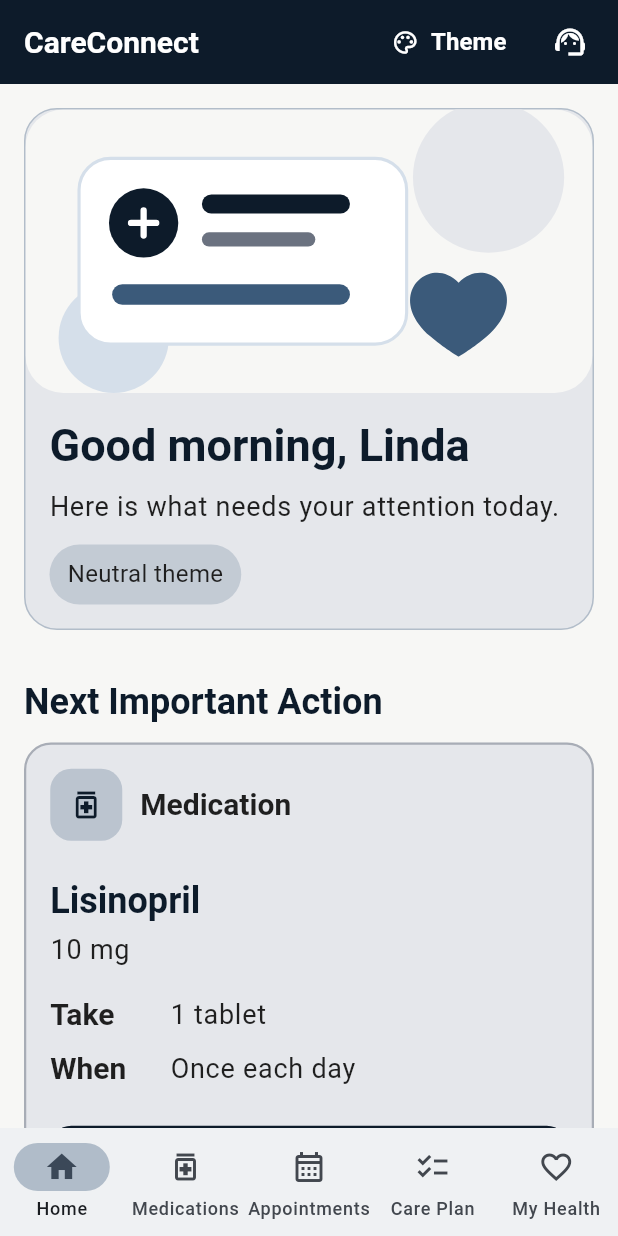
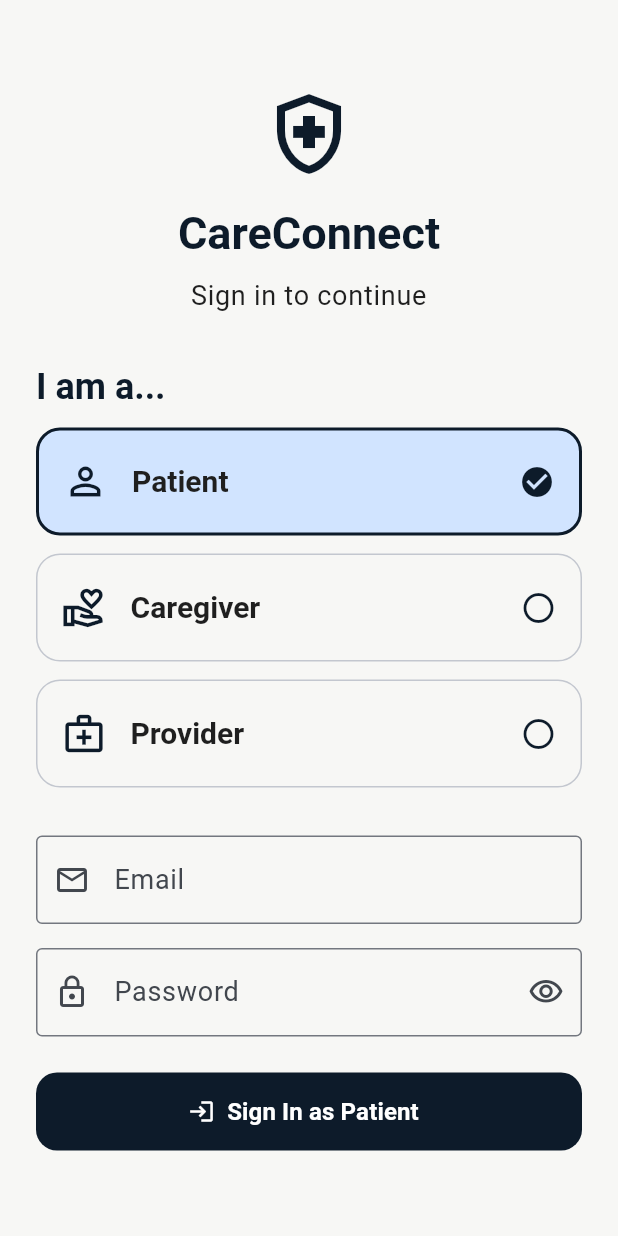
Before and after one commit to brooksjevon/careconnect-swen661-team4, a Flutter app: the screen it shows after launch, on a phone screen of 412 x 824 dp. Run offline on Flutter 3.47's test engine with Material 3 defaults, Android fonts, the phone set to English and light mode, and no system bars; our stand-ins replace flutter_svg.

Commit message:
Sync CareConnect mobile steps 11-25

```diff
--- /dev/null
+++ b/mobile/careconnect_flutter/lib/app/auth/role_scope.dart
@@ -0,0 +1,32 @@
+import 'package:flutter/material.dart';
+
+import '../../features/auth/screens/sign_in_screen.dart';
+
+class RoleScope extends InheritedWidget {
+  final CareConnectRole role;
+  final VoidCallback onSignOut;
+
+  const RoleScope({
+    super.key,
+    required this.role,
+    required this.onSignOut,
+    required super.child,
+  });
+
+  static RoleScope of(BuildContext context) {
+    final scope = maybeOf(context);
+
+    assert(scope != null, 'RoleScope was not found in the widget tree.');
+
+    return scope!;
+  }
+
+  static RoleScope? maybeOf(BuildContext context) {
+    return context.dependOnInheritedWidgetOfExactType<RoleScope>();
+  }
+
+  @override
+  bool updateShouldNotify(RoleScope oldWidget) {
+    return role != oldWidget.role;
+  }
+}
--- /dev/null
+++ b/mobile/careconnect_flutter/lib/app/careconnect_root.dart
@@ -0,0 +1,51 @@
+import 'package:flutter/material.dart';
+
+import '../features/auth/screens/sign_in_screen.dart';
+import 'auth/role_scope.dart';
+import 'careconnect_app.dart';
+import 'theme/care_theme_option.dart';
+import 'theme/careconnect_theme.dart';
+
+class CareConnectRoot extends StatefulWidget {
+  const CareConnectRoot({super.key});
+
+  @override
+  State<CareConnectRoot> createState() => _CareConnectRootState();
+}
+
+class _CareConnectRootState extends State<CareConnectRoot> {
+  bool _signedIn = false;
+  CareConnectRole? _selectedRole;
+
+  void _handleSignIn(CareConnectRole role) {
+    setState(() {
+      _selectedRole = role;
+      _signedIn = true;
+    });
+  }
+
+  void _handleSignOut() {
+    setState(() {
+      _selectedRole = null;
+      _signedIn = false;
+    });
+  }
+
+  @override
+  Widget build(BuildContext context) {
+    if (_signedIn && _selectedRole != null) {
+      return RoleScope(
+        role: _selectedRole!,
+        onSignOut: _handleSignOut,
+        child: const CareConnectApp(),
+      );
+    }
+
+    return MaterialApp(
+      title: 'CareConnect',
+      debugShowCheckedModeBanner: false,
+      theme: CareConnectTheme.getTheme(CareThemeOption.neutral),
+      home: SignInScreen(onSignIn: _handleSignIn),
+    );
+  }
+}
--- /dev/null
+++ b/mobile/careconnect_flutter/lib/features/auth/screens/sign_in_screen.dart
@@ -0,0 +1,255 @@
+import 'package:flutter/material.dart';
+
+enum CareConnectRole { patient, caregiver, provider }
+
+extension CareConnectRoleLabel on CareConnectRole {
+  String get label {
+    switch (this) {
+      case CareConnectRole.patient:
+        return 'Patient';
+      case CareConnectRole.caregiver:
+        return 'Caregiver';
+      case CareConnectRole.provider:
+        return 'Provider';
+    }
+  }
+
+  IconData get icon {
+    switch (this) {
+      case CareConnectRole.patient:
+        return Icons.person_outline;
+      case CareConnectRole.caregiver:
+        return Icons.volunteer_activism_outlined;
+      case CareConnectRole.provider:
+        return Icons.medical_services_outlined;
+    }
+  }
+}
+
+class SignInScreen extends StatefulWidget {
+  final ValueChanged<CareConnectRole> onSignIn;
+
+  const SignInScreen({super.key, required this.onSignIn});
+
+  @override
+  State<SignInScreen> createState() => _SignInScreenState();
+}
+
+class _SignInScreenState extends State<SignInScreen> {
+  final _formKey = GlobalKey<FormState>();
+
+  final _emailController = TextEditingController();
+  final _passwordController = TextEditingController();
+
+  CareConnectRole _selectedRole = CareConnectRole.patient;
+
+  bool _hidePassword = true;
+
+  @override
+  void dispose() {
+    _emailController.dispose();
+    _passwordController.dispose();
+    super.dispose();
+  }
+
+  void _signIn() {
+    if (!_formKey.currentState!.validate()) {
+      return;
+    }
+
+    widget.onSignIn(_selectedRole);
+  }
+
+  @override
+  Widget build(BuildContext context) {
+    final theme = Theme.of(context);
+
+    return Scaffold(
+      body: SafeArea(
+        child: Center(
+          child: SingleChildScrollView(
+            padding: const EdgeInsets.all(24),
+            child: ConstrainedBox(
+              constraints: const BoxConstraints(maxWidth: 520),
+              child: Form(
+                key: _formKey,
+                child: Column(
+                  crossAxisAlignment: CrossAxisAlignment.stretch,
+                  children: [
+                    Icon(
+                      Icons.health_and_safety_outlined,
+                      size: 64,
+                      color: theme.colorScheme.primary,
+                    ),
+
+                    const SizedBox(height: 16),
+
+                    Text(
+                      'CareConnect',
+                      textAlign: TextAlign.center,
+                      style: theme.textTheme.headlineLarge,
+                    ),
+
+                    const SizedBox(height: 8),
+
+                    Text(
+                      'Sign in to continue',
+                      textAlign: TextAlign.center,
+                      style: theme.textTheme.bodyLarge,
+                    ),
+
+                    const SizedBox(height: 32),
+
+                    Text('I am a...', style: theme.textTheme.headlineMedium),
+
+                    const SizedBox(height: 12),
+
+                    ...CareConnectRole.values.map(
+                      (role) => Padding(
+                        padding: const EdgeInsets.only(bottom: 12),
+                        child: _RoleCard(
+                          role: role,
+                          selected: role == _selectedRole,
+                          onTap: () {
+                            setState(() {
+                              _selectedRole = role;
+                            });
+                          },
+                        ),
+                      ),
+                    ),
+
+                    const SizedBox(height: 20),
+
+                    TextFormField(
+                      controller: _emailController,
+                      keyboardType: TextInputType.emailAddress,
+                      decoration: const InputDecoration(
+                        labelText: 'Email',
+                        hintText: 'Enter your email',
+                        prefixIcon: Icon(Icons.email_outlined),
+                        border: OutlineInputBorder(),
+                      ),
+                      validator: (value) {
+                        if (value == null || value.trim().isEmpty) {
+                          return 'Enter your email.';
+                        }
+
+                        return null;
+                      },
+                    ),
+
+                    const SizedBox(height: 16),
+
+                    TextFormField(
+                      controller: _passwordController,
+                      obscureText: _hidePassword,
+                      decoration: InputDecoration(
+                        labelText: 'Password',
+                        hintText: 'Enter your password',
+                        prefixIcon: const Icon(Icons.lock_outline),
+                        suffixIcon: IconButton(
+                          tooltip: _hidePassword
+                              ? 'Show password'
+                              : 'Hide password',
+                          onPressed: () {
+                            setState(() {
+                              _hidePassword = !_hidePassword;
+                            });
+                          },
+                          icon: Icon(
+                            _hidePassword
+                                ? Icons.visibility_outlined
+                                : Icons.visibility_off_outlined,
+                          ),
+                        ),
+                        border: const OutlineInputBorder(),
+                      ),
+                      validator: (value) {
+                        if (value == null || value.isEmpty) {
+                          return 'Enter your password.';
+                        }
+
+                        return null;
+                      },
+                    ),
+
+                    const SizedBox(height: 24),
+
+                    SizedBox(
+                      height: 52,
+                      child: FilledButton.icon(
+                        onPressed: _signIn,
+                        icon: const Icon(Icons.login_outlined),
+                        label: Text('Sign In as ${_selectedRole.label}'),
+                      ),
+                    ),
+                  ],
+                ),
+              ),
+            ),
+          ),
+        ),
+      ),
+    );
+  }
+}
+
+class _RoleCard extends StatelessWidget {
+  final CareConnectRole role;
+  final bool selected;
+  final VoidCallback onTap;
+
+  const _RoleCard({
+    required this.role,
+    required this.selected,
+    required this.onTap,
+  });
+
+  @override
+  Widget build(BuildContext context) {
+    final theme = Theme.of(context);
+
+    return Semantics(
+      button: true,
+      selected: selected,
+      label: '${role.label} sign-in option',
+      child: InkWell(
+        onTap: onTap,
+        borderRadius: BorderRadius.circular(16),
+        child: Container(
+          constraints: const BoxConstraints(minHeight: 72),
+          padding: const EdgeInsets.all(16),
+          decoration: BoxDecoration(
+            borderRadius: BorderRadius.circular(16),
+            color: selected
+                ? theme.colorScheme.primaryContainer
+                : theme.colorScheme.surface,
+            border: Border.all(
+              color: selected
+                  ? theme.colorScheme.primary
+                  : theme.colorScheme.outlineVariant,
+              width: selected ? 2 : 1,
+            ),
+          ),
+          child: Row(
+            children: [
+              Icon(role.icon, size: 30, color: theme.colorScheme.primary),
+
+              const SizedBox(width: 16),
+
+              Expanded(
+                child: Text(role.label, style: theme.textTheme.titleLarge),
+              ),
+
+              Icon(
+                selected ? Icons.check_circle : Icons.circle_outlined,
+                color: theme.colorScheme.primary,
+              ),
+            ],
+          ),
+        ),
+      ),
+    );
+  }
+}
--- a/mobile/careconnect_flutter/lib/features/home/home_screen.dart
+++ b/mobile/careconnect_flutter/lib/features/home/home_screen.dart
@@ -1,10 +1,16 @@
 import 'package:flutter/material.dart';
+
+import '../../app/auth/role_scope.dart';
+import '../auth/screens/sign_in_screen.dart';
+import 'widgets/role_dashboard_header.dart';
+
 import 'package:flutter_svg/flutter_svg.dart';
 
 import '../../app/theme/app_spacing.dart';
 import '../../app/theme/care_theme_option.dart';
 import '../../app/theme/care_theme_tokens.dart';
 import '../../app/theme/theme_preview_asset.dart';
+import '../../app/theme/theme_photo_asset.dart';
 import '../reminders/schedule_screen.dart';
 
 class HomeScreen extends StatelessWidget {
@@ -114,9 +120,16 @@ class HomeScreen extends StatelessWidget {
         children: [
           AspectRatio(
             aspectRatio: 2,
-            child: SvgPicture.asset(
-              ThemePreviewAsset.forTheme(selectedTheme),
+            child: Image.asset(
+              ThemePhotoAsset.forTheme(selectedTheme),
+              width: double.infinity,
               fit: BoxFit.cover,
+              errorBuilder: (context, error, stackTrace) {
+                return SvgPicture.asset(
+                  ThemePreviewAsset.forTheme(selectedTheme),
+                  fit: BoxFit.cover,
+                );
+              },
             ),
           ),
 
@@ -125,33 +138,11 @@ class HomeScreen extends StatelessWidget {
             child: Column(
               crossAxisAlignment: CrossAxisAlignment.start,
               children: [
-                Text(
-                  'Good morning, Linda',
-                  style: Theme.of(context).textTheme.headlineLarge,
-                ),
-
-                const SizedBox(height: AppSpacing.sm),
-
-                Text(
-                  'Here is what needs your attention today.',
-                  style: Theme.of(context).textTheme.bodyLarge,
-                ),
-
-                const SizedBox(height: AppSpacing.md),
-
-                Container(
-                  padding: const EdgeInsets.symmetric(
-                    horizontal: AppSpacing.md,
-                    vertical: AppSpacing.sm,
-                  ),
-                  decoration: BoxDecoration(
-                    color: tokens.accent.withValues(alpha: 0.20),
-                    borderRadius: BorderRadius.circular(999),
-                  ),
-                  child: Text(
-                    '${_themeName(selectedTheme)} theme',
-                    style: Theme.of(context).textTheme.bodyMedium,
-                  ),
+                RoleDashboardHeader(
+                  role:
+                      RoleScope.maybeOf(context)?.role ??
+                      CareConnectRole.patient,
+                  onSwitchUser: RoleScope.maybeOf(context)?.onSignOut ?? () {},
                 ),
               ],
             ),
@@ -159,22 +150,6 @@ class HomeScreen extends StatelessWidget {
         ],
       ),
     );
-  }
-
-  String _themeName(CareThemeOption theme) {
-    switch (theme) {
-      case CareThemeOption.neutral:
-        return 'Neutral';
-
-      case CareThemeOption.blueGreen:
-        return 'Blue & Green';
-
-      case CareThemeOption.purplePink:
-        return 'Purple & Pink';
-
-      case CareThemeOption.kids:
-        return 'Kids';
-    }
   }
 
   Widget _sectionHeading(BuildContext context, String title) {
--- /dev/null
+++ b/mobile/careconnect_flutter/lib/features/home/widgets/role_dashboard_header.dart
@@ -0,0 +1,92 @@
+import 'package:flutter/material.dart';
+
+import '../../auth/screens/sign_in_screen.dart';
+
+class RoleDashboardHeader extends StatelessWidget {
+  final CareConnectRole role;
+  final VoidCallback onSwitchUser;
+
+  const RoleDashboardHeader({
+    super.key,
+    required this.role,
+    required this.onSwitchUser,
+  });
+
+  String get title {
+    switch (role) {
+      case CareConnectRole.patient:
+        return 'Good morning, Linda';
+      case CareConnectRole.caregiver:
+        return 'Caregiver Dashboard';
+      case CareConnectRole.provider:
+        return 'Provider Dashboard';
+    }
+  }
+
+  String get subtitle {
+    switch (role) {
+      case CareConnectRole.patient:
+        return 'Here is what needs your attention today.';
+      case CareConnectRole.caregiver:
+        return "Review Linda's care activity and upcoming needs.";
+      case CareConnectRole.provider:
+        return "Review Linda's medications, appointments, and care plan.";
+    }
+  }
+
+  String get roleLabel {
+    switch (role) {
+      case CareConnectRole.patient:
+        return 'Patient';
+      case CareConnectRole.caregiver:
+        return 'Caregiver';
+      case CareConnectRole.provider:
+        return 'Provider';
+    }
+  }
+
+  IconData get roleIcon {
+    switch (role) {
+      case CareConnectRole.patient:
+        return Icons.person_outline;
+      case CareConnectRole.caregiver:
+        return Icons.volunteer_activism_outlined;
+      case CareConnectRole.provider:
+        return Icons.medical_services_outlined;
+    }
+  }
+
+  @override
+  Widget build(BuildContext context) {
+    final theme = Theme.of(context);
+
+    return Column(
+      crossAxisAlignment: CrossAxisAlignment.start,
+      children: [
+        Row(
+          children: [
+            Icon(roleIcon, color: theme.colorScheme.primary),
+            const SizedBox(width: 8),
+            Text(roleLabel, style: theme.textTheme.labelLarge),
+          ],
+        ),
+
+        const SizedBox(height: 12),
+
+        Text(title, style: theme.textTheme.headlineLarge),
+
+        const SizedBox(height: 8),
+
+        Text(subtitle, style: theme.textTheme.bodyLarge),
+
+        const SizedBox(height: 12),
+
+        OutlinedButton.icon(
+          onPressed: onSwitchUser,
+          icon: const Icon(Icons.switch_account_outlined),
+          label: const Text('Switch User'),
+        ),
+      ],
+    );
+  }
+}
--- a/mobile/careconnect_flutter/lib/main.dart
+++ b/mobile/careconnect_flutter/lib/main.dart
@@ -1,7 +1,7 @@
 import 'package:flutter/material.dart';
 
-import 'app/careconnect_app.dart';
+import 'app/careconnect_root.dart';
 
 void main() {
-  runApp(const CareConnectApp());
+  runApp(const CareConnectRoot());
 }
```
Also changed, not shown: mobile/careconnect_flutter/lib/app/theme/theme_photo_asset.dart (added, +16 -0 lines), 1 other file.
